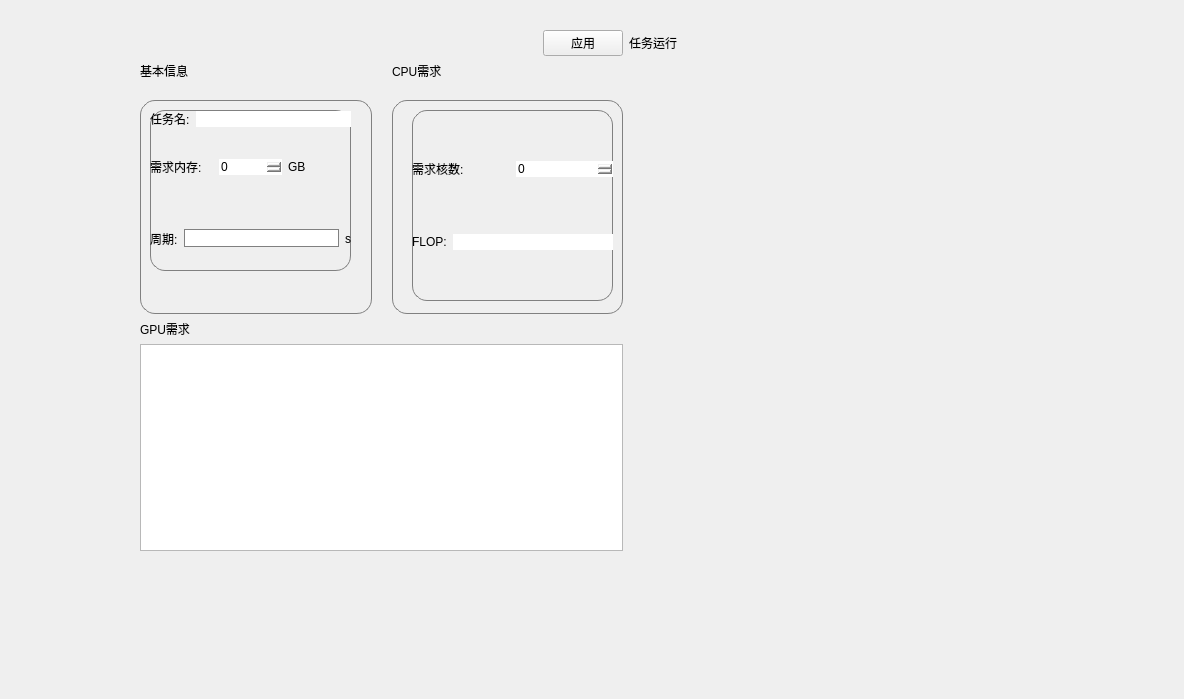
Above: component/jobinfo.ui from tocods/jobSimQt before the change. Below: the same form after it.
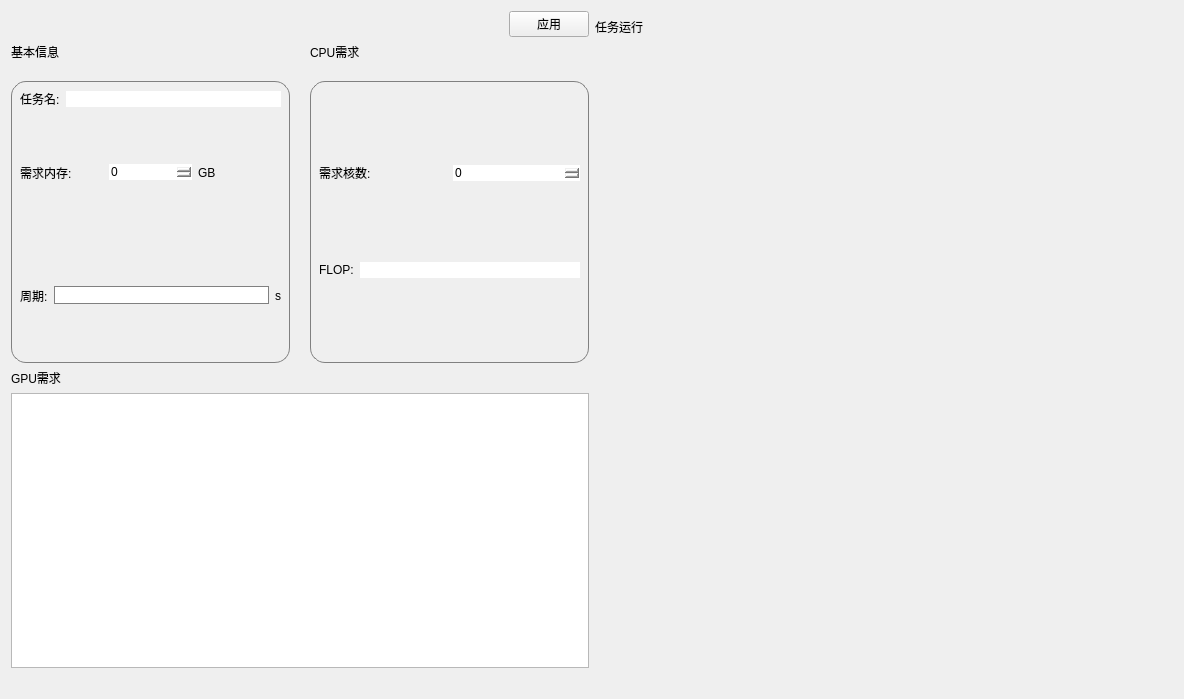
That is the form after the change. Icons and pictures are not drawn.

Diff of the .ui file:
```diff
--- a/component/jobinfo.ui
+++ b/component/jobinfo.ui
@@ -13,15 +13,8 @@
   <property name="windowTitle">
    <string>Form</string>
   </property>
-  <widget class="QWidget" name="">
-   <property name="geometry">
-    <rect>
-     <x>140</x>
-     <y>30</y>
-     <width>971</width>
-     <height>541</height>
-    </rect>
-   </property>
+  <layout class="QHBoxLayout" name="horizontalLayout_10">
+   <item>
    <layout class="QHBoxLayout" name="horizontalLayout_6" stretch="1,1">
     <item>
      <layout class="QVBoxLayout" name="verticalLayout_7" stretch="1,20">
@@ -65,15 +58,8 @@
                <string notr="true">border: 1px solid grey;
 border-radius: 15px; </string>
               </property>
-              <widget class="QWidget" name="layoutWidget_2">
-               <property name="geometry">
-                <rect>
-                 <x>10</x>
-                 <y>10</y>
-                 <width>201</width>
-                 <height>161</height>
-                </rect>
-               </property>
+               <layout class="QHBoxLayout" name="horizontalLayout_11">
+                <item>
                <layout class="QVBoxLayout" name="verticalLayout">
                 <item>
                  <layout class="QHBoxLayout" name="horizontalLayout">
@@ -155,7 +141,8 @@
                  </layout>
                 </item>
                </layout>
-              </widget>
+                </item>
+               </layout>
              </widget>
             </item>
            </layout>
@@ -175,15 +162,8 @@
                <string notr="true">border: 1px solid grey;
 border-radius: 15px; </string>
               </property>
-              <widget class="QWidget" name="layoutWidget_3">
-               <property name="geometry">
-                <rect>
-                 <x>20</x>
-                 <y>10</y>
-                 <width>201</width>
-                 <height>191</height>
-                </rect>
-               </property>
+               <layout class="QHBoxLayout" name="horizontalLayout_12">
+                <item>
                <layout class="QVBoxLayout" name="verticalLayout_3">
                 <item>
                  <layout class="QHBoxLayout" name="horizontalLayout_5">
@@ -228,7 +208,8 @@
                  </layout>
                 </item>
                </layout>
-              </widget>
+                </item>
+               </layout>
              </widget>
             </item>
            </layout>
@@ -294,7 +275,8 @@
      </layout>
     </item>
    </layout>
-  </widget>
+   </item>
+  </layout>
  </widget>
  <resources/>
  <connections/>
```
Lines whose indentation alone changed are shown as unchanged.
